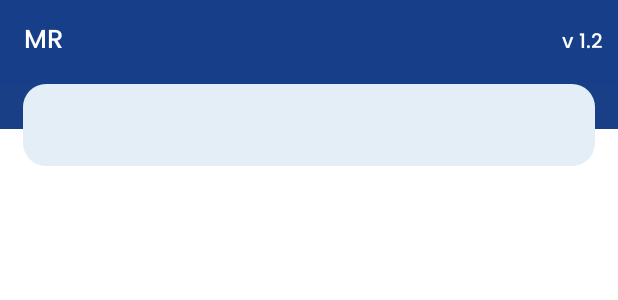
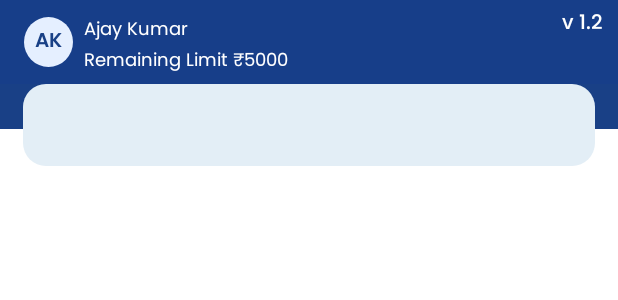
Before and after one commit to ajaysaw/sps_sdk, an Android app: the layout activity_mr_home.xml on its own in the app's theme, with its tools: preview values and no code run, on a phone screen of 412 x 824 dp. Shown: the top 300 px of the screen. Run offline under Robolectric (Android 15) with nearby library versions, the phone set to English and light mode, and no system bars.

Commit message:
new design

```diff
--- /dev/null
+++ b/sps_lib/src/main/res/drawable/profile_circle.xml
@@ -0,0 +1,6 @@
+<?xml version="1.0" encoding="utf-8"?>
+<shape
+    xmlns:android="http://schemas.android.com/apk/res/android"
+    android:shape="oval">
+    <solid android:color="@color/rupees_bg_color"/>
+</shape>
--- a/sps_lib/src/main/res/layout/activity_mr_home.xml
+++ b/sps_lib/src/main/res/layout/activity_mr_home.xml
@@ -14,29 +14,66 @@
         android:layout_height="?android:attr/actionBarSize"
         android:background="@color/colorDarkBlue">
 
-        <LinearLayout
+        <RelativeLayout
             android:layout_width="match_parent"
             android:layout_height="wrap_content"
             android:orientation="horizontal">
-
+            <LinearLayout
+                android:layout_width="wrap_content"
+                android:layout_height="wrap_content"
+                android:gravity="center"
+                android:orientation="horizontal">
+                <TextView
+                    style="@style/TextViewStyleBold13"
+                    android:layout_width="wrap_content"
+                    android:layout_height="wrap_content"
+                    android:text="AK"
+                    android:background="@drawable/profile_circle"
+                    android:paddingStart="@dimen/dp7"
+                    android:paddingEnd="@dimen/dp7"
+                    android:paddingTop="@dimen/dp5"
+                    android:paddingBottom="@dimen/dp5"
+                    android:textColor="@color/blueColor" />
+                <LinearLayout
+                    android:layout_width="match_parent"
+                    android:layout_height="wrap_content"
+                    android:orientation="vertical">
+                    <TextView
+                        style="@style/RegularTextViewStyle12"
+                        android:layout_width="wrap_content"
+                        android:layout_height="wrap_content"
+                        android:text="Ajay Kumar"
+                        android:paddingStart="@dimen/dp7"
+                        android:maxLines="1"
+                        android:ellipsize="end"
+                        android:paddingEnd="@dimen/dp15"
+                        android:paddingTop="@dimen/dp5"
+                        android:layout_marginEnd="@dimen/dp40"
+                        android:textColor="@color/white" />
+                    <TextView
+                        style="@style/RegularTextViewStyle12"
+                        android:layout_width="wrap_content"
+                        android:layout_height="wrap_content"
+                        android:text="Remaining Limit ₹5000"
+                        android:paddingStart="@dimen/dp7"
+                        android:maxLines="1"
+                        android:ellipsize="end"
+                        android:paddingEnd="@dimen/dp15"
+                        android:layout_marginEnd="@dimen/dp40"
+                        android:textColor="@color/white" />
+                </LinearLayout>
+            </LinearLayout>
             <TextView
                 style="@style/TextViewStyle"
                 android:layout_width="wrap_content"
                 android:layout_height="wrap_content"
-                android:text="MR"
-                android:textSize="@dimen/dp17"
-                android:textColor="@color/white_color" />
-            <TextView
-                style="@style/TextViewStyle"
-                android:layout_width="match_parent"
-                android:layout_height="wrap_content"
-                android:gravity="right"
+                android:layout_alignParentEnd="true"
                 android:text="@string/dsk_version"
-                android:textSize="@dimen/dp13"
+                android:textSize="@dimen/sp13"
                 android:textColor="@color/white_color"
-                android:layout_marginRight="@dimen/dp10"/>
+                android:layout_marginEnd="@dimen/dp10"/>
 
-        </LinearLayout>
+        </RelativeLayout>
 
     </Toolbar>
 
```
